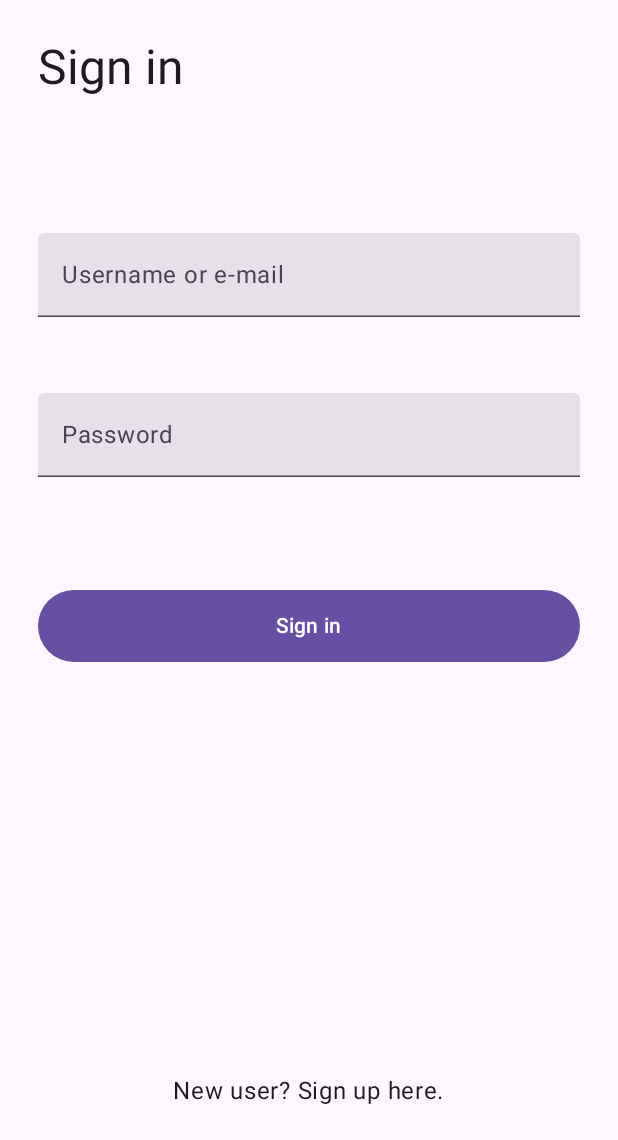
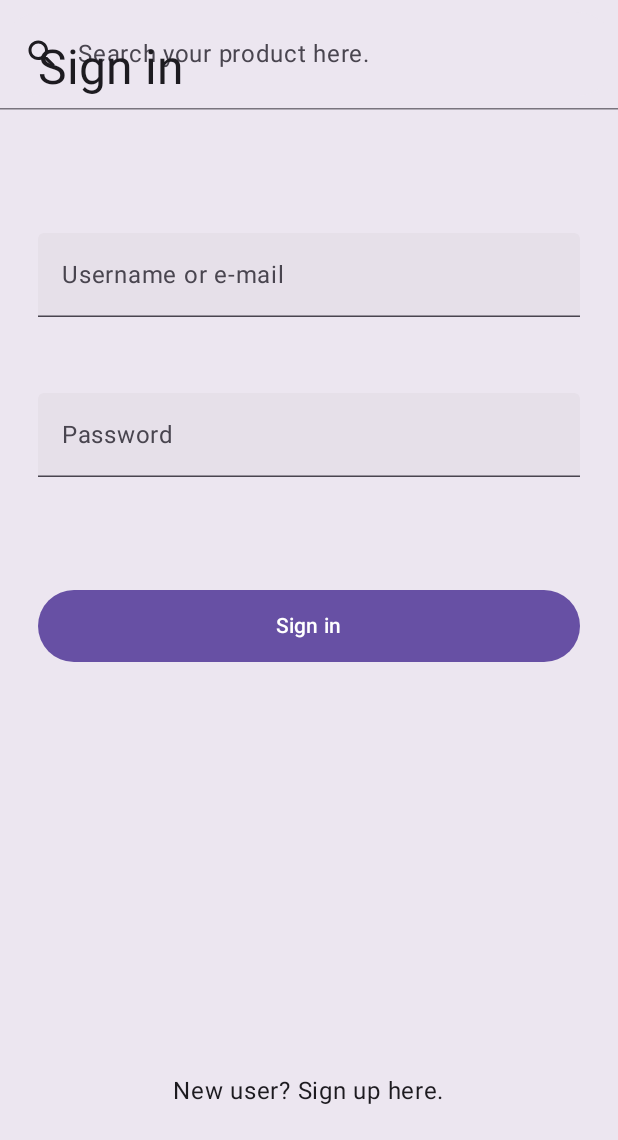
Before and after one commit to gciaooo/Vinteddu-Android, an Android app built with Jetpack Compose: the screen it shows after launch (MainActivity), after a tap on "Sign in", on a phone screen of 412 x 824 dp, the part 96-1236 px from its top. Run offline under Robolectric (Android 15) with nearby library versions, the phone set to English and light mode, and no system bars; 3 other taps on this screen came first.

Commit message:
Integrated SearchBar in app + ItemPreview (TODO: fix SearchBar behaviour)

```diff
--- a/app/src/main/java/it/unical/gciaoo/vinteddu_android/MainActivity.kt
+++ b/app/src/main/java/it/unical/gciaoo/vinteddu_android/MainActivity.kt
@@ -1,7 +1,6 @@
 package it.unical.gciaoo.vinteddu_android
 
 import android.os.Bundle
-import android.widget.Space
 import androidx.activity.ComponentActivity
 import androidx.activity.compose.setContent
 import androidx.compose.foundation.layout.Arrangement
@@ -16,7 +15,6 @@ import androidx.compose.foundation.layout.padding
 import androidx.compose.foundation.layout.size
 import androidx.compose.material.icons.Icons
 import androidx.compose.material.icons.filled.Person
-import androidx.compose.material.icons.filled.Search
 import androidx.compose.material.icons.rounded.Menu
 import androidx.compose.material.icons.rounded.Person
 import androidx.compose.material3.Button
@@ -24,8 +22,6 @@ import androidx.compose.material3.Card
 import androidx.compose.material3.DrawerState
 import androidx.compose.material3.DrawerValue
 import androidx.compose.material3.ExperimentalMaterial3Api
-import androidx.compose.material3.ExtendedFloatingActionButton
-import androidx.compose.material3.FloatingActionButton
 import androidx.compose.material3.Icon
 import androidx.compose.material3.IconButton
 import androidx.compose.material3.MaterialTheme
@@ -40,12 +36,8 @@ import androidx.compose.material3.Text
 import androidx.compose.material3.TopAppBar
 import androidx.compose.material3.rememberDrawerState
 import androidx.compose.runtime.Composable
-import androidx.compose.runtime.DisposableEffect
-import androidx.compose.runtime.LaunchedEffect
-import androidx.compose.runtime.State
-import androidx.compose.runtime.collectAsState
-import androidx.compose.runtime.derivedStateOf
 import androidx.compose.runtime.getValue
+import androidx.compose.runtime.setValue
 import androidx.compose.runtime.mutableStateOf
 import androidx.compose.runtime.remember
 import androidx.compose.runtime.rememberCoroutineScope
@@ -63,15 +55,12 @@ import androidx.navigation.compose.rememberNavController
 import it.unical.gciaoo.vinteddu_android.ApiConfig.ApiService
 import it.unical.gciaoo.vinteddu_android.ApiConfig.RetrofitClient
 import it.unical.gciaoo.vinteddu_android.ApiConfig.SessionManager
-import it.unical.gciaoo.vinteddu_android.model.User
-import it.unical.gciaoo.vinteddu_android.model.Utente
 import it.unical.gciaoo.vinteddu_android.ui.theme.VintedduAndroidTheme
 import it.unical.gciaoo.vinteddu_android.viewmodels.AddressFormViewModel
 import it.unical.gciaoo.vinteddu_android.viewmodels.UserFormViewModel
 import kotlinx.coroutines.CoroutineScope
 import kotlinx.coroutines.launch
 import it.unical.gciaoo.vinteddu_android.viewmodels.UserViewModel
-import retrofit2.Response
 
 
 class MainActivity : ComponentActivity() {
@@ -93,17 +82,13 @@ class MainActivity : ComponentActivity() {
 
 
 @Composable
-fun NavigationView(setFabState: (Boolean) -> Unit, navHostController: NavHostController) {
+fun NavigationView(apiService: ApiService, sessionManager: SessionManager, navHostController: NavHostController) {
     NavHost(navController = navHostController, startDestination = Routes.HOME.route) {
         composable(Routes.HOME.route) {
-            setFabState(true)
             //TODO: Main page
             MainPage()
         }
         composable(Routes.LOGIN.route) {
-            setFabState(false)
-            val context = LocalContext.current
-            val sessionManager = remember { SessionManager(context) }
             Login(
                 navHostController = navHostController,
                 apiService = RetrofitClient.create(sessionManager)
@@ -116,7 +101,6 @@ fun NavigationView(setFabState: (Boolean) -> Unit, navHostController: NavHostCon
             )
         }
 //        composable(Routes.ITEM.route) {
-//            setFabState(false)
 //            val context = LocalContext.current
 //            val sessionManager = remember { SessionManager(context) }
 //
@@ -125,10 +109,6 @@ fun NavigationView(setFabState: (Boolean) -> Unit, navHostController: NavHostCon
 //            ItemPage(apiService = RetrofitClient.create(sessionManager), sessionManager = sessionManager)
 //        }
         composable(Routes.PROFILE.route) {
-            setFabState(false)
-            val context = LocalContext.current
-            val sessionManager = remember { SessionManager(context) }
-
             val userViewModel = UserViewModel()
             //ItemPage(apiService = RetrofitClient.create(sessionManager), sessionManager = sessionManager)
 
@@ -196,12 +176,17 @@ fun MainPage() {
     }
 }
 
+@OptIn(ExperimentalMaterial3Api::class)
 @Composable
 fun HomePage() {
     val coroutineScope = rememberCoroutineScope()
     val navHostController = rememberNavController()
     val drawerState = rememberDrawerState(initialValue = DrawerValue.Closed)
-    val (fabState, setFabState) = remember { mutableStateOf(true) }
+    val context = LocalContext.current
+    val sessionManager = remember { SessionManager(context) }
+    val apiService = RetrofitClient.create(sessionManager)
+    var isSearchBarActive by remember { mutableStateOf(false) }
+
     ModalNavigationDrawer(
         drawerState = drawerState,
         drawerContent = {
@@ -221,26 +206,14 @@ fun HomePage() {
                     coroutineScope = coroutineScope
                 )
             },
-            floatingActionButton = {
-                if (fabState) {
-                    ExtendedFloatingActionButton(onClick = {
-//                        navHostController.navigate(Routes.SEARCH.route)
-                    }) {
-                        Icon(
-                            imageVector = Icons.Default.Search,
-                            contentDescription = stringResource(R.string.search_button_icon)
-                        )
-                        Text(stringResource(R.string.search_button_text))
-                    }
-                }
-            }
         ) {
             Box(
                 modifier = Modifier
                     .fillMaxSize()
                     .padding(it), contentAlignment = Alignment.Center
             ) {
-                NavigationView(setFabState = setFabState, navHostController = navHostController)
+                SearchBar(apiService = apiService, sessionManager = sessionManager, navHostController = navHostController)
+                NavigationView(apiService = apiService, sessionManager = sessionManager, navHostController = navHostController)
             }
         }
     }
--- a/app/src/main/res/values/strings.xml
+++ b/app/src/main/res/values/strings.xml
@@ -39,4 +39,6 @@
     <string name="search">Search product</string>
     <string name="search_bar_placeholder">Search your product here.</string>
     <string name="search_bar_icon">Search Bar icon</string>
+    <string name="item_preview_icon">Item preview icon</string>
+    <string name="loading_wait">loading…</string>
 </resources>
```
Also changed, not shown: app/src/main/java/it/unical/gciaoo/vinteddu_android/ShoppingActivity.kt (+41 -23 lines).
